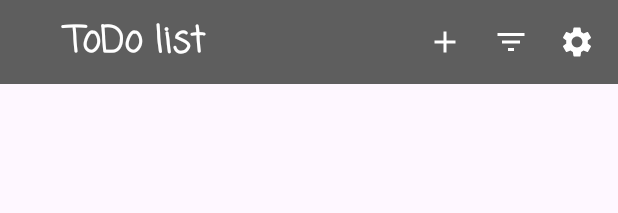
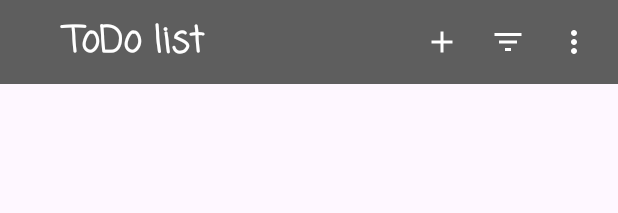
Before and after one commit to albedoVolkov/ToDoList, an Android app: the layout toolbar.xml on its own in the app's theme, with its tools: preview values and no code run, on a phone screen of 412 x 824 dp. Shown: the top 213 px of the screen. Run offline under Robolectric (Android 15) with nearby library versions, the phone set to English and light mode, and no system bars.

Commit message:
update UI and start changing Model

```diff
--- a/app/build.gradle
+++ b/app/build.gradle
@@ -37,7 +37,8 @@ dependencies {
     implementation 'androidx.appcompat:appcompat:1.6.1'
     implementation 'com.google.android.material:material:1.9.0'
     implementation 'androidx.constraintlayout:constraintlayout:2.1.4'
-    implementation 'androidx.wear.tiles:tiles-material:1.2.0-alpha05'
+    implementation 'androidx.wear.tiles:tiles-material:1.2.0-alpha06'
+    implementation 'androidx.core:core-ktx:1.10.1'
     testImplementation 'junit:junit:4.13.2'
     androidTestImplementation 'androidx.test.ext:junit:1.1.5'
     androidTestImplementation 'androidx.test.espresso:espresso-core:3.5.1'
--- a/app/src/main/AndroidManifest.xml
+++ b/app/src/main/AndroidManifest.xml
@@ -13,10 +13,10 @@
         android:theme="@style/Theme.ToDoList"
         tools:targetApi="31">
         <activity
-            android:name=".ForCreatingItemActivity"
+            android:name=".domain.ForCreatingItemActivity"
             android:exported="false" />
         <activity
-            android:name=".MainActivity"
+            android:name=".domain.MainActivity"
             android:exported="true">
             <intent-filter>
                 <action android:name="android.intent.action.MAIN" />
--- /dev/null
+++ b/app/src/main/res/drawable/button_list.xml
@@ -0,0 +1,5 @@
+<vector android:height="24dp"
+    android:viewportHeight="24"
+    android:viewportWidth="24" android:width="24dp" xmlns:android="http://schemas.android.com/apk/res/android">
+    <path android:fillColor="@color/white_usual_button" android:pathData="M12,8c1.1,0 2,-0.9 2,-2s-0.9,-2 -2,-2 -2,0.9 -2,2 0.9,2 2,2zM12,10c-1.1,0 -2,0.9 -2,2s0.9,2 2,2 2,-0.9 2,-2 -0.9,-2 -2,-2zM12,16c-1.1,0 -2,0.9 -2,2s0.9,2 2,2 2,-0.9 2,-2 -0.9,-2 -2,-2z"/>
+</vector>
--- a/app/src/main/res/layout/activity_for_creating_item.xml
+++ b/app/src/main/res/layout/activity_for_creating_item.xml
@@ -12,7 +12,7 @@
         app:layout_constraintEnd_toEndOf="parent"
         app:layout_constraintStart_toStartOf="parent"
         app:layout_constraintTop_toTopOf="parent"
-        tools:context=".ForCreatingItemActivity">
+        tools:context=".domain.ForCreatingItemActivity">
 
         <androidx.appcompat.widget.AppCompatImageView
             android:id="@+id/activity_2_Button_Exit"
--- a/app/src/main/res/layout/toolbar.xml
+++ b/app/src/main/res/layout/toolbar.xml
@@ -3,10 +3,10 @@
         xmlns:android="http://schemas.android.com/apk/res/android"
         xmlns:app="http://schemas.android.com/apk/res-auto"
         xmlns:tools="http://schemas.android.com/tools"
-        android:id="@+id/toolbar_2"
+        android:id="@+id/toolbar_1"
         android:layout_width="match_parent"
         android:layout_height="?android:attr/actionBarSize"
-        android:background="@color/gray_toolbar">
+        android:background="@color/gray_toolbar"> <!--99999999999-->
 
 
         <androidx.appcompat.widget.AppCompatImageView
@@ -30,7 +30,7 @@
         android:padding="10dp"
         android:src="@drawable/button_filter_list"
         app:layout_constraintBottom_toBottomOf="parent"
-            app:layout_constraintEnd_toStartOf="@+id/toolbar_1_button_settings"
+        app:layout_constraintEnd_toStartOf="@+id/toolbar_1_button_list"
         app:layout_constraintHorizontal_bias="1.0"
         app:layout_constraintStart_toStartOf="parent"
         app:layout_constraintTop_toTopOf="parent">
@@ -38,17 +38,16 @@
     </androidx.appcompat.widget.AppCompatImageView>
 
     <androidx.appcompat.widget.AppCompatImageView
-            android:id="@+id/toolbar_1_button_settings"
+        android:id="@+id/toolbar_1_button_list"
         android:layout_width="wrap_content"
         android:layout_height="wrap_content"
         android:padding="10dp"
-            android:src="@drawable/button_settings"
+        android:src="@drawable/button_list"
         app:layout_constraintBottom_toBottomOf="parent"
         app:layout_constraintEnd_toEndOf="parent"
-            app:layout_constraintHorizontal_bias="0.986"
+        app:layout_constraintHorizontal_bias="0.98"
         app:layout_constraintStart_toStartOf="parent"
         app:layout_constraintTop_toTopOf="parent">
-
     </androidx.appcompat.widget.AppCompatImageView>
 
         <TextView
--- a/app/src/main/res/values/colors.xml
+++ b/app/src/main/res/values/colors.xml
@@ -3,7 +3,7 @@
    <!-- <color name="black">#FF000000</color> -->
     <color name="white_usual_button">#FFFFFFFF</color>
     <color name="white_hint">#AFAFAF</color>
-    <color name="red_delete_button">#FF0000</color>
+    <color name="red_hint_incorrect">#FF4747</color>
     <color name="gray_toolbar">#5E5E5E</color>
     <color name="light_gray_toolbar">#777777</color>
     <color name="gray_background">#474747</color>
--- a/build.gradle
+++ b/build.gradle
@@ -2,5 +2,5 @@
 plugins {
     id 'com.android.application' version '8.0.1' apply false
     id 'com.android.library' version '8.0.1' apply false
-    id 'org.jetbrains.kotlin.android' version '1.8.20' apply false
+    id 'org.jetbrains.kotlin.android' version '1.9.0-Beta' apply false
 }
```
Also changed, not shown: app/src/main/java/com/example/todolist/ForCreatingItemActivity.kt (deleted, +0 -29 lines), app/src/main/java/com/example/todolist/MainActivity.kt (deleted, +0 -120 lines), app/src/main/java/com/example/todolist/data/Task.kt (added, +8 -0 lines), app/src/main/java/com/example/todolist/domain/ForCreatingItemActivity.kt (added, +48 -0 lines), app/src/main/java/com/example/todolist/domain/GetListUseCase.kt (added, +11 -0 lines), app/src/main/java/com/example/todolist/domain/GetTaskUseCase.kt (added, +16 -0 lines), app/src/main/java/com/example/todolist/domain/MainActivity.kt (added, +56 -0 lines), app/src/main/java/com/example/todolist/presentation/TaskAdapter.kt (added, +66 -0 lines). Lines whose indentation alone changed are shown as unchanged.
